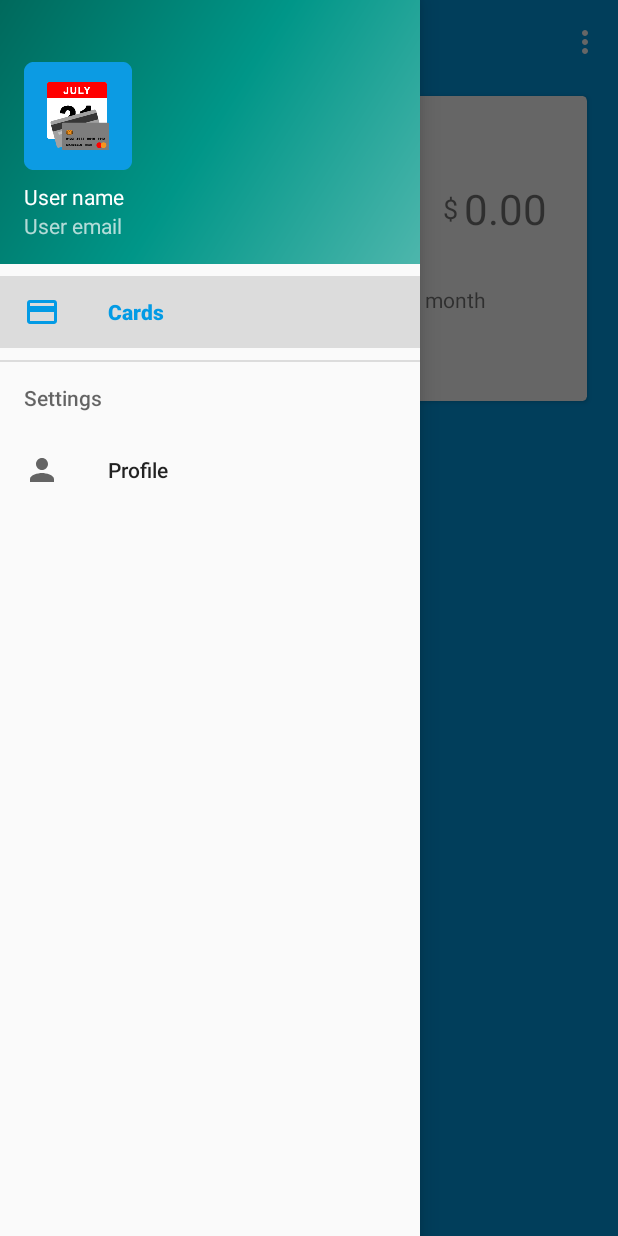
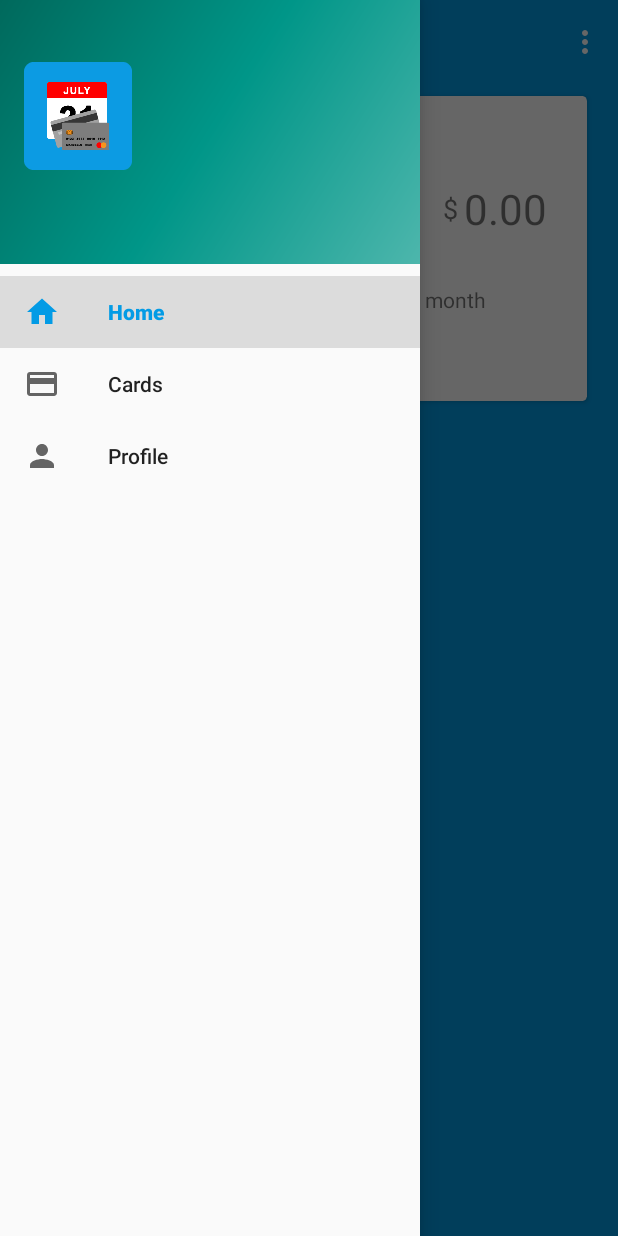
Before and after one commit to bruunohjs/PGM, an Android app: the screen it shows after launch once a user with an empty profile is signed in (MainActivity), with the side drawer open, on a phone screen of 412 x 824 dp. Run offline under Robolectric (Android 15) with nearby library versions, the phone set to English and light mode, and no system bars; our stand-ins replace Firebase (no records; nobody signed in at launch, a user with empty details on screens opened directly); libraries missing offline, so code that uses them is left out: com.aniket.mutativefloatingactionbutton, com.prolificinteractive.materialcalendarview, dmax.dialog; plain views replace MaterialCalendarView, MutativeFab; 8 statements that could not run were skipped.

Commit message:
Profile MVP / layout / CircleImageView lib

```diff
--- a/app/build.gradle
+++ b/app/build.gradle
@@ -34,6 +34,7 @@ dependencies {
     implementation 'com.github.d-max:spots-dialog:1.1@aar'
     implementation 'com.github.aniketbhoite:MutativeFab:1.0.8'
     implementation 'com.github.prolificinteractive:material-calendarview:2.0.1'
+    implementation 'com.mikhaellopez:circularimageview:3.2.0'
 }
 
 apply plugin: 'com.google.gms.google-services'
--- a/app/src/main/java/com/dev/marcellocamara/pgm/Contract/IHome.java
+++ b/app/src/main/java/com/dev/marcellocamara/pgm/Contract/IHome.java
@@ -13,8 +13,6 @@ public interface IHome {
 
     interface Presenter {
 
-        void OnRequestUserName();
-
         void OnRequestExpenses(String monthYear);
 
         void OnTotalCalculate(List<ExpenseModel> list, String sum);
@@ -27,8 +25,6 @@ public interface IHome {
 
     interface View extends IProgressLoading {
 
-        void OnRequestUserNameResult(String result);
-
         void OnRequestExpensesResult(List<ExpenseModel> list);
 
         void OnRequestTotalCalculateResult(String value);
@@ -37,8 +33,6 @@ public interface IHome {
 
     interface Model {
 
-        String GetUserDisplayName();
-
         List<ExpenseModel> DoRecoverExpenses(String monthYear);
 
         void RemoveEventListener();
--- a/app/src/main/java/com/dev/marcellocamara/pgm/Contract/IMain.java
+++ b/app/src/main/java/com/dev/marcellocamara/pgm/Contract/IMain.java
@@ -3,6 +3,8 @@ package com.dev.marcellocamara.pgm.Contract;
 public interface IMain {
 
     interface Presenter {
+
+        void OnRequestUserData();
 
         void OnLogout();
 
@@ -10,12 +12,18 @@ public interface IMain {
 
     interface View {
 
+        void OnRequestUserDataSuccessful(String name, String email);
+
         void OnLogoutSuccessful();
 
     }
 
     interface Model {
 
+        String GetUserDisplayName();
+
+        String GetUserEmail();
+
         void DoLogout();
 
     }
--- /dev/null
+++ b/app/src/main/java/com/dev/marcellocamara/pgm/Contract/IProfile.java
@@ -0,0 +1,24 @@
+package com.dev.marcellocamara.pgm.Contract;
+
+public interface IProfile {
+
+    interface Presenter {
+
+
+
+    }
+
+    interface View {
+
+
+
+    }
+
+
+    interface Model {
+
+
+
+    }
+
+}
--- a/app/src/main/java/com/dev/marcellocamara/pgm/Model/DatabaseModel.java
+++ b/app/src/main/java/com/dev/marcellocamara/pgm/Model/DatabaseModel.java
@@ -7,6 +7,7 @@ import com.dev.marcellocamara.pgm.Contract.IHome;
 import com.dev.marcellocamara.pgm.Contract.ILogin;
 import com.dev.marcellocamara.pgm.Contract.IMain;
 import com.dev.marcellocamara.pgm.Contract.IOverview;
+import com.dev.marcellocamara.pgm.Contract.IProfile;
 import com.dev.marcellocamara.pgm.Contract.IRegister;
 import com.dev.marcellocamara.pgm.Contract.ITaskListener;
 import com.dev.marcellocamara.pgm.Helper.NumberHelper;
@@ -31,7 +32,7 @@ import java.util.Objects;
             2019
 ***/
 
-public class DatabaseModel implements ILogin.Model, IRegister.Model, IMain.Model, IHome.Model, IExpense.Model, IOverview.Model {
+public class DatabaseModel implements ILogin.Model, IRegister.Model, IMain.Model, IHome.Model, IExpense.Model, IOverview.Model, IProfile.Model {
 
     private ITaskListener taskListener;
     private FirebaseAuth firebaseAuth;
@@ -147,6 +148,11 @@ public class DatabaseModel implements ILogin.Model, IRegister.Model, IMain.Model
     }
 
     @Override
+    public String GetUserEmail() {
+        return getFirebaseAuthInstance().getCurrentUser().getEmail();
+    }
+
+    @Override
     public List<ExpenseModel> DoRecoverExpenses(String monthYear) {
 
         valueEventListener = getDatabaseReference()
--- a/app/src/main/java/com/dev/marcellocamara/pgm/Presenter/HomePresenter.java
+++ b/app/src/main/java/com/dev/marcellocamara/pgm/Presenter/HomePresenter.java
@@ -22,11 +22,6 @@ public class HomePresenter implements IHome.Presenter, ITaskListener {
     public HomePresenter(IHome.View view) {
         this.view = view;
         this.model = new DatabaseModel(this);
-    }
-
-    @Override
-    public void OnRequestUserName() {
-        view.OnRequestUserNameResult(model.GetUserDisplayName());
     }
 
     @Override
--- a/app/src/main/java/com/dev/marcellocamara/pgm/Presenter/MainPresenter.java
+++ b/app/src/main/java/com/dev/marcellocamara/pgm/Presenter/MainPresenter.java
@@ -15,6 +15,11 @@ public class MainPresenter implements IMain.Presenter, ITaskListener {
     }
 
     @Override
+    public void OnRequestUserData() {
+        view.OnRequestUserDataSuccessful(model.GetUserDisplayName(), model.GetUserEmail());
+    }
+
+    @Override
     public void OnLogout() {
         model.DoLogout();
     }
--- a/app/src/main/java/com/dev/marcellocamara/pgm/View/Activities/MainActivity.java
+++ b/app/src/main/java/com/dev/marcellocamara/pgm/View/Activities/MainActivity.java
@@ -10,11 +10,15 @@ import android.support.v7.app.AppCompatActivity;
 import android.support.v7.widget.Toolbar;
 import android.view.Menu;
 import android.view.MenuItem;
+import android.view.View;
+import android.widget.TextView;
 
 import com.dev.marcellocamara.pgm.Contract.IMain;
 import com.dev.marcellocamara.pgm.Presenter.MainPresenter;
 import com.dev.marcellocamara.pgm.R;
+import com.dev.marcellocamara.pgm.View.Fragments.CardsFragment;
 import com.dev.marcellocamara.pgm.View.Fragments.HomeFragment;
+import com.dev.marcellocamara.pgm.View.Fragments.ProfileFragment;
 
 /***
     marcellocamara@id.uff.br
@@ -24,10 +28,11 @@ import com.dev.marcellocamara.pgm.View.Fragments.HomeFragment;
 public class MainActivity extends AppCompatActivity
         implements NavigationView.OnNavigationItemSelectedListener, IMain.View {
 
+    private IMain.Presenter mainPresenter;
     private DrawerLayout drawer;
     private NavigationView navigationView;
     private Toolbar toolbar;
-    private IMain.Presenter mainPresenter;
+    private TextView textViewUserName, textViewUserEmail;
 
     @Override
     protected void onCreate(Bundle savedInstanceState) {
@@ -37,9 +42,10 @@ public class MainActivity extends AppCompatActivity
         ViewBind();
 
         mainPresenter = new MainPresenter(this);
+        mainPresenter.OnRequestUserData();
 
         getSupportFragmentManager().beginTransaction().replace(R.id.frameLayout, new HomeFragment()).commit();
-        navigationView.setCheckedItem(R.id.nav_camera);
+        navigationView.setCheckedItem(R.id.nav_home);
     }
 
     private void ViewBind() {
@@ -61,23 +67,22 @@ public class MainActivity extends AppCompatActivity
 
         navigationView = findViewById(R.id.nav_view);
         navigationView.setNavigationItemSelectedListener(this);
+
+        View headerView = navigationView.getHeaderView(0);
+        textViewUserName = headerView.findViewById(R.id.textViewUserName);
+        textViewUserEmail = headerView.findViewById(R.id.textViewUserEmail);
     }
 
     @Override
-    public void onBackPressed() {
-        if (drawer.isDrawerOpen(GravityCompat.START)) {
-            drawer.closeDrawer(GravityCompat.START);
-        } else {
-            super.onBackPressed();
-        }
+    public void OnRequestUserDataSuccessful(String name, String email) {
+        textViewUserName.setText(name);
+        textViewUserEmail.setText(email);
     }
 
     @Override
     public boolean onCreateOptionsMenu(Menu menu) {
-        // Inflate the menu; this adds items to the action bar if it is present.
         getMenuInflater().inflate(R.menu.home_menu, menu);
         return super.onCreateOptionsMenu(menu);
-        //return true;
     }
 
     @Override
@@ -94,12 +99,16 @@ public class MainActivity extends AppCompatActivity
     @Override
     public boolean onNavigationItemSelected(MenuItem item) {
         switch (item.getItemId()){
-            case R.id.nav_camera : {
+            case R.id.nav_home : {
                 getSupportFragmentManager().beginTransaction().replace(R.id.frameLayout, new HomeFragment()).commit();
                 break;
             }
-            case R.id.nav_share : {
-                //TODO : Something
+            case R.id.nav_cards : {
+                getSupportFragmentManager().beginTransaction().replace(R.id.frameLayout, new CardsFragment()).commit();
+                break;
+            }
+            case R.id.nav_profile : {
+                getSupportFragmentManager().beginTransaction().replace(R.id.frameLayout, new ProfileFragment()).commit();
                 break;
             }
         }
@@ -112,4 +121,13 @@ public class MainActivity extends AppCompatActivity
         startActivity(new Intent(this, LoginActivity.class));
         finish();
     }
+
+    @Override
+    public void onBackPressed() {
+        if (drawer.isDrawerOpen(GravityCompat.START)) {
+            drawer.closeDrawer(GravityCompat.START);
+        } else {
+            super.onBackPressed();
+        }
+    }
 }
--- a/app/src/main/java/com/dev/marcellocamara/pgm/View/Fragments/HomeFragment.java
+++ b/app/src/main/java/com/dev/marcellocamara/pgm/View/Fragments/HomeFragment.java
@@ -116,11 +116,6 @@ public class HomeFragment extends Fragment implements IHome.View, ExpensesAdapte
     }
 
     @Override
-    public void OnRequestUserNameResult(String result) {
-        //name.setText(result);
-    }
-
-    @Override
     public void OnRequestExpensesResult(List<ExpenseModel> list) {
         this.list = list;
         ExpensesAdapter adapter = new ExpensesAdapter(this.list, this);
--- /dev/null
+++ b/app/src/main/res/drawable/ic_home.xml
@@ -0,0 +1,5 @@
+<vector android:height="24dp" android:tint="#F1F1F1"
+    android:viewportHeight="24.0" android:viewportWidth="24.0"
+    android:width="24dp" xmlns:android="http://schemas.android.com/apk/res/android">
+    <path android:fillColor="#FF000000" android:pathData="M10,20v-6h4v6h5v-8h3L12,3 2,12h3v8z"/>
+</vector>
--- a/app/src/main/res/layout/nav_header_main.xml
+++ b/app/src/main/res/layout/nav_header_main.xml
@@ -17,6 +17,7 @@
         app:srcCompat="@mipmap/ic_launcher_round" />
 
     <TextView
+        android:id="@+id/textViewUserName"
         android:layout_width="match_parent"
         android:layout_height="wrap_content"
         android:paddingTop="8dp"
@@ -24,7 +25,7 @@
         android:textAppearance="@style/TextAppearance.AppCompat.Body1" />
 
     <TextView
-        android:id="@+id/textView"
+        android:id="@+id/textViewUserEmail"
         android:layout_width="wrap_content"
         android:layout_height="wrap_content"
         android:text="User email" />
--- a/app/src/main/res/menu/drawer_menu.xml
+++ b/app/src/main/res/menu/drawer_menu.xml
@@ -5,17 +5,17 @@
 
     <group android:checkableBehavior="single">
         <item
-            android:id="@+id/nav_camera"
+            android:id="@+id/nav_home"
+            android:icon="@drawable/ic_home"
+            android:title="Home" />
+        <item
+            android:id="@+id/nav_cards"
             android:icon="@drawable/ic_credit_card"
             android:title="Cards" />
+        <item
+            android:id="@+id/nav_profile"
+            android:icon="@drawable/ic_person"
+            android:title="Profile" />
     </group>
-    <item android:title="Settings">
-        <menu>
-            <item
-                android:id="@+id/nav_share"
-                android:icon="@drawable/ic_person"
-                android:title="Profile" />
-        </menu>
-    </item>
 
 </menu>
--- a/app/src/main/res/values/colors.xml
+++ b/app/src/main/res/values/colors.xml
@@ -3,5 +3,4 @@
     <color name="colorPrimary">#039be5</color>
     <color name="colorPrimaryDark">#006db3</color>
     <color name="colorAccent">#ffa611</color>
-
 </resources>
```
Also changed, not shown: app/src/main/java/com/dev/marcellocamara/pgm/Presenter/ProfilePresenter.java (added, +31 -0 lines), app/src/main/java/com/dev/marcellocamara/pgm/View/Fragments/CardsFragment.java (added, +33 -0 lines), app/src/main/java/com/dev/marcellocamara/pgm/View/Fragments/ProfileFragment.java (added, +51 -0 lines), app/src/main/res/drawable/ic_attach.xml (added, +9 -0 lines), app/src/main/res/layout/fragment_cards.xml (added, +20 -0 lines), app/src/main/res/layout/fragment_profile.xml (added, +159 -0 lines), app/src/main/res/drawable/default_user.jpg (added).
